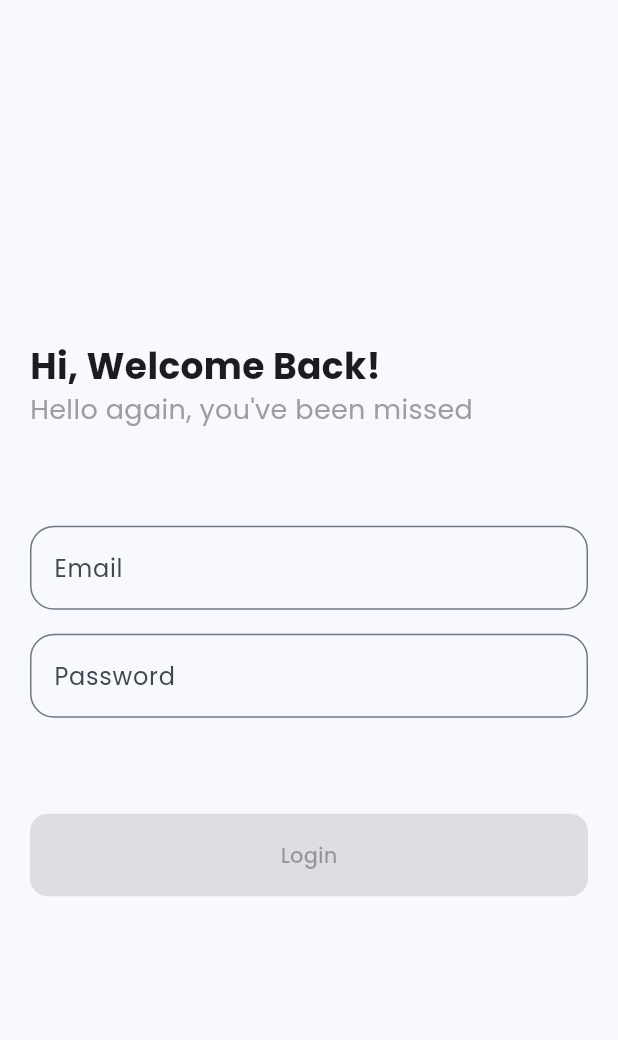
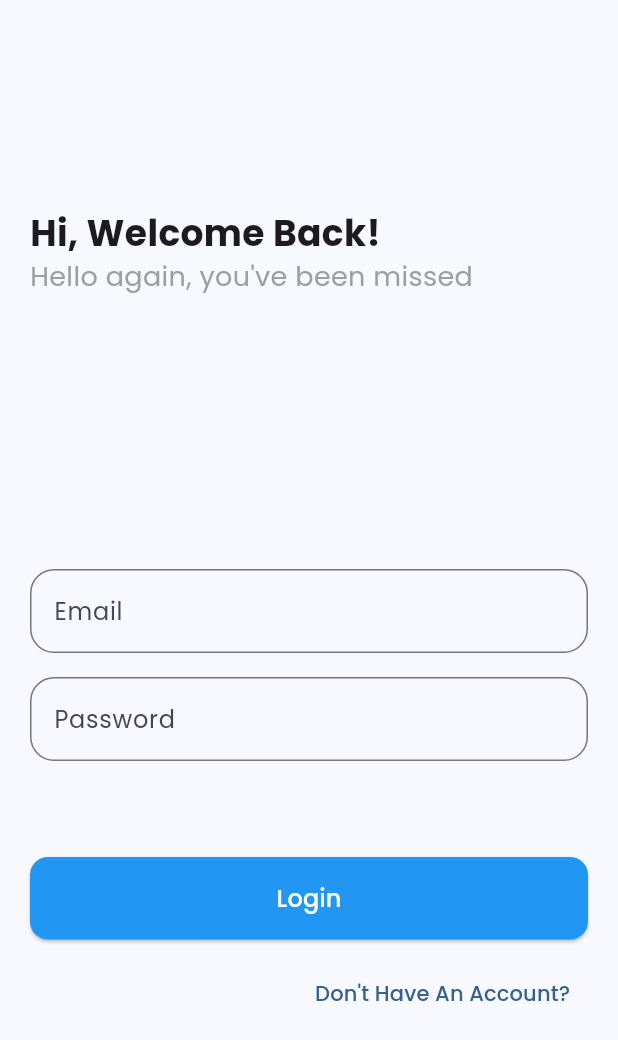
Before and after one commit to SidahmedBelkadi/real_time_chat_app, a Flutter app: the screen it shows after launch, on a phone screen of 412 x 824 dp. Shown: the top 1040 px of the screen. Run offline on Flutter 3.47's test engine with Material 3 defaults, Android fonts, the phone set to English and light mode, and no system bars; our stand-ins replace firebase_auth, firebase_core, get_it, google_fonts; accounts and stored records are empty.

Commit message:
Finised Login Logic.

```diff
--- a/lib/app.dart
+++ b/lib/app.dart
@@ -1,16 +1,25 @@
 import 'package:chat/core/theme/app_theme.dart';
-import 'package:chat/pages/login.dart';
+import 'package:chat/services/auth_service.dart';
+import 'package:chat/utils/routing/app_router.dart';
+import 'package:chat/utils/routing/router.dart';
 import 'package:flutter/material.dart';
+import 'package:get_it/get_it.dart';
 
+// ignore: must_be_immutable
 class ChatApp extends StatelessWidget {
-  const ChatApp({super.key});
+  final GetIt getIt = GetIt.instance;
+  late AuthService _authService;
+  ChatApp({super.key}) {
+    _authService = getIt.get<AuthService>();
+  }
 
   @override
   Widget build(BuildContext context) {
     return MaterialApp(
       debugShowCheckedModeBanner: false,
       theme: appTheme,
-      home: const LoginPage(),
+      initialRoute: _authService.user != null ? AppRoutes.home : AppRoutes.login,
+      routes: routes,
     );
   }
 }
--- a/lib/core/constants/strings.dart
+++ b/lib/core/constants/strings.dart
@@ -1,3 +1,5 @@
 const kLoginHeaderTitle = "Hi, Welcome Back!";
 const kLoginHeaderSubTitle = "Hello again, you've been missed";
 const kLogin = "Login";
+const kDontHaveAnAccount = "Don't Have An Account?";
+const kMessages = "Messages";
--- /dev/null
+++ b/lib/core/constants/validation.dart
@@ -0,0 +1,6 @@
+final RegExp emailValidationRegex = RegExp(r"^[\w-\.]+@([\w-]+\.)+[\w-]{2,4}$");
+
+final RegExp passwordValidtionRegex =
+    RegExp(r"^(?=.*\d)(?=.*[a-z])(?=.*[A-Z])(?=.*[a-zA-Z]).{8,}$");
+
+final RegExp nameValidationRegex = RegExp(r"\b([A-ZÀ-ÿ][-,a-z. ']+[ ]*)+");
--- a/lib/core/theme/app_theme.dart
+++ b/lib/core/theme/app_theme.dart
@@ -5,6 +5,15 @@ final appTheme = ThemeData(
   colorScheme: ColorScheme.fromSeed(seedColor: Colors.blue),
   useMaterial3: true,
   textTheme: GoogleFonts.poppinsTextTheme(),
+
+  // AppBar
+  appBarTheme: const AppBarTheme(
+    centerTitle: true,
+    backgroundColor: Colors.blue,
+    foregroundColor: Colors.white,
+  ),
+
+  // Input
   inputDecorationTheme: InputDecorationTheme(
     floatingLabelBehavior: FloatingLabelBehavior.auto,
     border: OutlineInputBorder(
@@ -15,6 +24,8 @@ final appTheme = ThemeData(
       borderSide: const BorderSide(color: Colors.blue),
     ),
   ),
+
+  // Button
   elevatedButtonTheme: ElevatedButtonThemeData(
     style: ElevatedButton.styleFrom(
       backgroundColor: Colors.blue,
--- a/lib/main.dart
+++ b/lib/main.dart
@@ -1,13 +1,15 @@
 import 'package:chat/app.dart';
+import 'package:chat/utils/dependency_injection/service_locator.dart';
 import 'package:chat/utils/firebase/setup.dart';
 import 'package:flutter/material.dart';
 
 void main() async {
   await setup();
-  runApp(const ChatApp());
+  runApp(ChatApp());
 }
 
 Future<void> setup() async {
   WidgetsFlutterBinding.ensureInitialized();
   await setupFirebase();
+  await registerServices();
 }
--- a/lib/pages/login.dart
+++ b/lib/pages/login.dart
@@ -1,29 +1,76 @@
 import 'package:chat/core/constants/strings.dart';
+import 'package:chat/services/auth_service.dart';
+import 'package:chat/utils/routing/app_router.dart';
 import 'package:chat/widgets/app_elevated_button.dart';
+import 'package:chat/widgets/login/dont_have_an_account.dart';
 import 'package:chat/widgets/login/login_form.dart';
 import 'package:chat/widgets/login/login_header.dart';
 import 'package:chat/widgets/login/login_wrapper_container.dart';
 import 'package:flutter/material.dart';
+import 'package:get_it/get_it.dart';
 
-class LoginPage extends StatelessWidget {
+class LoginPage extends StatefulWidget {
   const LoginPage({super.key});
 
   @override
+  State<LoginPage> createState() => _LoginPageState();
+}
+
+class _LoginPageState extends State<LoginPage> {
+  final GetIt _getIt = GetIt.instance;
+  late AuthService _authService;
+
+  final GlobalKey<FormState> loginFormKey = GlobalKey<FormState>();
+  final TextEditingController emailController = TextEditingController();
+  final TextEditingController passwordController = TextEditingController();
+
+  @override
+  void initState() {
+    _authService = _getIt.get<AuthService>();
+    super.initState();
+  }
+
+  @override
   Widget build(BuildContext context) {
-    return const Scaffold(
+    return Scaffold(
       body: SafeArea(
         child: SingleChildScrollView(
           child: LoginWrapperContainer(
             children: [
-              LoginHeader(),
-              SizedBox(height: 64.0),
-              LoginForm(),
-              SizedBox(height: 64.0),
-              AppElevatedButton(child: Text(kLogin)),
+              const Spacer(),
+              const LoginHeader(),
+              const Spacer(),
+              const SizedBox(height: 64.0),
+              LoginForm(
+                formKey: loginFormKey,
+                emailController: emailController,
+                passwordController: passwordController,
+              ),
+              const SizedBox(height: 64.0),
+              AppElevatedButton(
+                  child: const Text(kLogin, style: TextStyle(fontSize: 16)),
+                  onPressed: () => _validateUserAndLogin()),
+              const SizedBox(height: 12),
+              DontHaveAnAccount(onPressed: () {}),
+              const Spacer(),
             ],
           ),
         ),
       ),
     );
   }
+
+  Future<void> _validateUserAndLogin() async {
+    if (loginFormKey.currentState!.validate()) {
+      final email = emailController.text.trim();
+      final password = passwordController.text.trim();
+      final bool result = await _authService.login(email: email, password: password);
+      debugPrint("Login result : $result");
+      if (result) {
+        if (mounted) {
+          Navigator.of(context).pushReplacementNamed(AppRoutes.home);
+        }
+      }
+    }
+  }
 }
--- /dev/null
+++ b/lib/services/auth_service.dart
@@ -0,0 +1,35 @@
+import 'package:firebase_auth/firebase_auth.dart';
+import 'package:flutter/material.dart';
+
+class AuthService {
+  AuthService() {
+    _firebaseAuth.authStateChanges().listen(authStatesChangesStreamListenner);
+  }
+
+  final FirebaseAuth _firebaseAuth = FirebaseAuth.instance;
+
+  User? _user;
+
+  User? get user => _user;
+
+  Future<bool> login({required String email, required String password}) async {
+    try {
+      final UserCredential credentials =
+          await _firebaseAuth.signInWithEmailAndPassword(email: email, password: password);
+      if (credentials.user != null) {
+        return true;
+      }
+    } catch (e) {
+      debugPrint(e.toString());
+    }
+    return false;
+  }
+
+  void authStatesChangesStreamListenner(User? user) {
+    if (user != null) {
+      _user = user;
+    } else {
+      _user = null;
+    }
+  }
+}
--- /dev/null
+++ b/lib/utils/routing/app_router.dart
@@ -0,0 +1,4 @@
+abstract class AppRoutes {
+  static const String login = "/login";
+  static const String home = "/home";
+}
--- a/lib/widgets/app_form_field.dart
+++ b/lib/widgets/app_form_field.dart
@@ -5,12 +5,15 @@ class AppFormField extends StatelessWidget {
   final String label;
   final TextEditingController? controller;
   final bool isObsecure;
+  final RegExp validationRegExp;
+
   const AppFormField({
     super.key,
     required this.hint,
     required this.label,
     required this.controller,
     this.isObsecure = false,
+    required this.validationRegExp,
   });
 
   @override
@@ -18,6 +21,13 @@ class AppFormField extends StatelessWidget {
     return TextFormField(
       controller: controller,
       obscureText: isObsecure,
+      autovalidateMode: AutovalidateMode.onUserInteraction,
+      validator: (value) {
+        if (value != null && validationRegExp.hasMatch(value)) {
+          return null;
+        }
+        return "Enter a valid ${hint.toLowerCase()}";
+      },
       decoration: InputDecoration(
         hintText: hint,
         label: Text(label),
--- /dev/null
+++ b/lib/widgets/login/dont_have_an_account.dart
@@ -0,0 +1,18 @@
+import 'package:chat/core/constants/strings.dart';
+import 'package:flutter/material.dart';
+
+class DontHaveAnAccount extends StatelessWidget {
+  final VoidCallback onPressed;
+  const DontHaveAnAccount({super.key, required this.onPressed});
+
+  @override
+  Widget build(BuildContext context) {
+    return Align(
+      alignment: Alignment.centerRight,
+      child: TextButton(
+        onPressed: () {},
+        child: const Text(kDontHaveAnAccount),
+      ),
+    );
+  }
+}
--- a/lib/widgets/login/login_form.dart
+++ b/lib/widgets/login/login_form.dart
@@ -1,27 +1,39 @@
 import 'package:chat/core/constants/form.dart';
+import 'package:chat/core/constants/validation.dart';
 import 'package:chat/widgets/app_form_field.dart';
 import 'package:flutter/material.dart';
 
 class LoginForm extends StatelessWidget {
+  final GlobalKey<FormState> formKey;
+  final TextEditingController emailController;
+  final TextEditingController passwordController;
+
   const LoginForm({
     super.key,
+    required this.formKey,
+    required this.emailController,
+    required this.passwordController,
   });
 
   @override
   Widget build(BuildContext context) {
-    return const Form(
+    return Form(
+      key: formKey,
       child: Column(
         children: [
           AppFormField(
             hint: kEmail,
             label: kEmail,
-            controller: null,
+            controller: emailController,
+            validationRegExp: emailValidationRegex,
           ),
-          SizedBox(height: 16.0),
+          const SizedBox(height: 16.0),
           AppFormField(
             hint: kPassword,
             label: kPassword,
-            controller: null,
+            controller: passwordController,
+            isObsecure: true,
+            validationRegExp: passwordValidtionRegex,
           ),
         ],
       ),
--- a/lib/widgets/login/login_wrapper_container.dart
+++ b/lib/widgets/login/login_wrapper_container.dart
@@ -14,7 +14,6 @@ class LoginWrapperContainer extends StatelessWidget {
       padding: const EdgeInsets.all(20.0),
       child: Column(
         crossAxisAlignment: CrossAxisAlignment.start,
-        mainAxisAlignment: MainAxisAlignment.center,
         children: children,
       ),
     );
--- a/pubspec.yaml
+++ b/pubspec.yaml
@@ -32,7 +32,7 @@ dependencies:
     sdk: flutter
   cupertino_icons: ^1.0.6
   firebase_core: ^2.31.0
-  firebase_auth_rest: ^2.0.4
+  firebase_auth: ^4.19.5
   cloud_firestore: ^4.17.3
   firebase_storage: ^11.7.5
   dash_chat_2: ^0.0.20
```
Also changed, not shown: lib/pages/home_page.dart (added, +20 -0 lines), lib/utils/dependency_injection/service_locator.dart (added, +7 -0 lines), lib/utils/routing/router.dart (added, +9 -0 lines), pubspec.lock, 3 other files.
